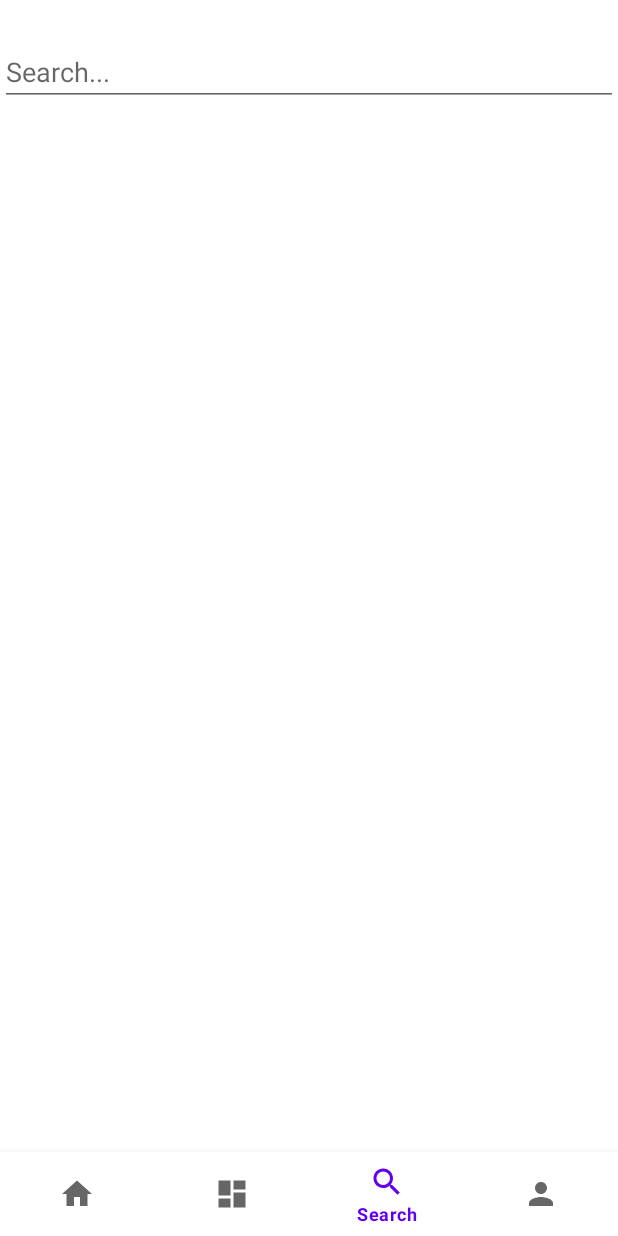
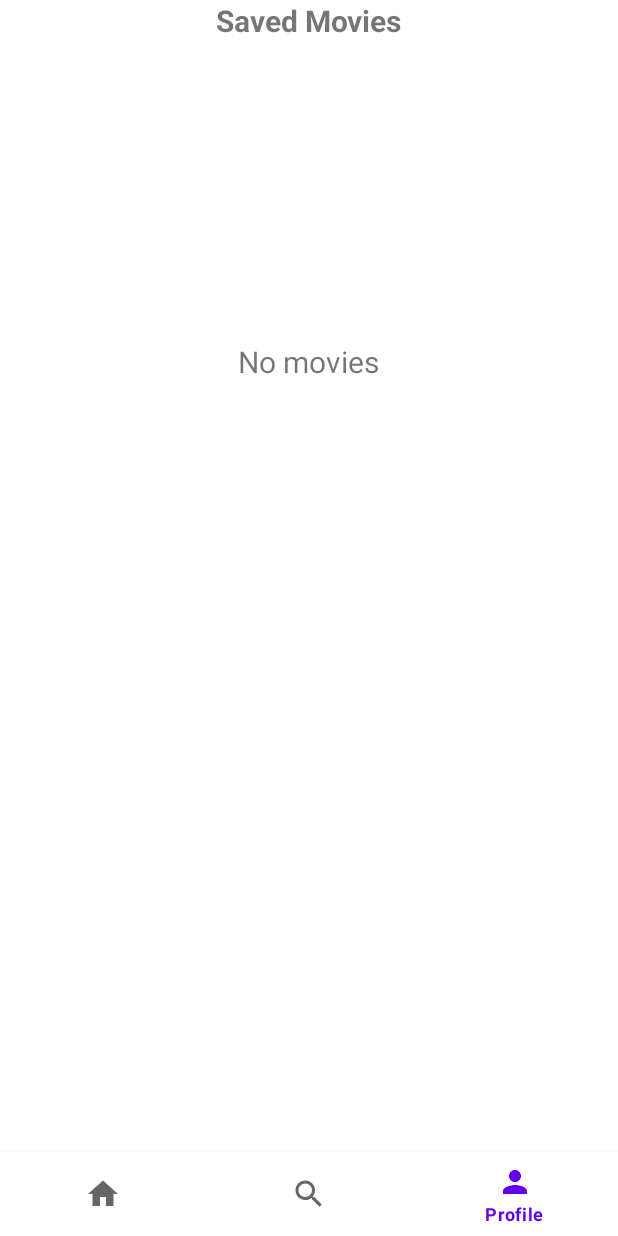
Before and after one commit to Byalko/MovieDB, an Android app: the screen it shows after launch (MainActivity), item 3 of the bottom bar chosen, on a phone screen of 412 x 824 dp. Run offline under Robolectric (Android 15) with nearby library versions, the phone set to English and light mode, and no system bars; our stand-ins replace Dagger/Hilt's generated code, Room's generated code, navigation-ui; pictures from the network do not load; 1 statement that could not run was skipped.

Commit message:
- add database logic (save,delete,getAll)

```diff
--- /dev/null
+++ b/app/src/main/java/com/example/test_diplom/db/MovieDao.kt
@@ -0,0 +1,18 @@
+package com.example.test_diplom.db
+
+import androidx.room.*
+import com.example.test_diplom.data.model.db.DetailFilmDB
+import kotlinx.coroutines.flow.Flow
+
+@Dao
+interface MovieDao {
+
+    @Query("SELECT * FROM movie")
+    fun getAll(): Flow<List<DetailFilmDB>>
+
+    @Insert(onConflict = OnConflictStrategy.REPLACE)
+    suspend fun insert(movie: DetailFilmDB)
+
+    @Delete
+    suspend fun delete(movie: DetailFilmDB)
+}
--- /dev/null
+++ b/app/src/main/java/com/example/test_diplom/db/MovieDatabase.kt
@@ -0,0 +1,11 @@
+package com.example.test_diplom.db
+
+import androidx.room.Database
+import androidx.room.RoomDatabase
+import com.example.test_diplom.data.model.db.DetailFilmDB
+
+@Database(entities = [DetailFilmDB::class], version = 1)
+abstract class MovieDatabase : RoomDatabase() {
+
+    abstract fun movieDao(): MovieDao
+}
--- /dev/null
+++ b/app/src/main/java/com/example/test_diplom/di/DatabaseModule.kt
@@ -0,0 +1,34 @@
+package com.example.test_diplom.di
+
+import android.content.Context
+import androidx.room.Room
+import com.example.test_diplom.db.MovieDatabase
+import com.example.test_diplom.db.MovieDao
+import dagger.Module
+import dagger.Provides
+import dagger.hilt.InstallIn
+import dagger.hilt.android.qualifiers.ApplicationContext
+import dagger.hilt.components.SingletonComponent
+import javax.inject.Singleton
+
+@Module
+@InstallIn(SingletonComponent::class)
+object DatabaseModule {
+
+    @Provides
+    @Singleton
+    fun provideAppDatabase(@ApplicationContext appContext: Context): MovieDatabase {
+        return Room.databaseBuilder(
+            appContext,
+            MovieDatabase::class.java,
+            "movie_db"
+        ).build()
+    }
+
+    @Provides
+    @Singleton
+    fun provideWeatherDao(movieDatabase: MovieDatabase): MovieDao {
+        return movieDatabase.movieDao()
+    }
+
+}
--- /dev/null
+++ b/app/src/main/java/com/example/test_diplom/repository/DatabaseRepository.kt
@@ -0,0 +1,20 @@
+package com.example.test_diplom.repository
+
+import com.example.test_diplom.data.model.db.DetailFilmDB
+import com.example.test_diplom.db.MovieDatabase
+import kotlinx.coroutines.flow.Flow
+import javax.inject.Inject
+
+class DatabaseRepository @Inject constructor(
+    private val db: MovieDatabase
+) {
+
+    suspend fun insert(movie: DetailFilmDB) = db.movieDao().insert(movie)
+
+    suspend fun delete(movie: DetailFilmDB) = db.movieDao().delete(movie)
+
+    val movieFlow: Flow<List<DetailFilmDB>>
+        get() = db.movieDao().getAll()
+
+    fun getSavedFilm() = db.movieDao().getAll()
+}
--- a/app/src/main/java/com/example/test_diplom/ui/profile/ProfileFragment.kt
+++ b/app/src/main/java/com/example/test_diplom/ui/profile/ProfileFragment.kt
@@ -1,20 +1,30 @@
 package com.example.test_diplom.ui.profile
 
 import android.os.Bundle
+import android.os.SystemClock
 import android.view.LayoutInflater
 import android.view.View
 import android.view.ViewGroup
+import androidx.core.os.bundleOf
 import androidx.fragment.app.Fragment
 import androidx.fragment.app.activityViewModels
+import androidx.navigation.fragment.findNavController
+import androidx.recyclerview.widget.ItemTouchHelper
+import androidx.recyclerview.widget.LinearLayoutManager
+import androidx.recyclerview.widget.RecyclerView
+import com.example.test_diplom.R
 import com.example.test_diplom.databinding.FragmentProfileBinding
-import com.example.test_diplom.ui.catalog.CatalogViewModel
+import com.example.test_diplom.ui.search.SearchAdapter
+import com.google.android.material.snackbar.Snackbar
+import kotlinx.coroutines.flow.collect
 
 class ProfileFragment : Fragment() {
 
     private var _binding: FragmentProfileBinding? = null
     private val binding get() = _binding!!
 
-    private val viewModel: CatalogViewModel by activityViewModels()
+    private lateinit var searchAdapter: SearchAdapter
+    private val viewModel: ProfileViewModel by activityViewModels()
 
     override fun onCreateView(
         inflater: LayoutInflater,
@@ -22,7 +32,74 @@ class ProfileFragment : Fragment() {
         savedInstanceState: Bundle?
     ): View? {
         _binding = FragmentProfileBinding.inflate(inflater, container, false)
+        setupRecyclerView()
         return binding.root
+    }
+
+    override fun onViewCreated(view: View, savedInstanceState: Bundle?) {
+        super.onViewCreated(view, savedInstanceState)
+
+        var mLastClickTime = 0L
+        searchAdapter.setOnItemClickListener {
+            if (SystemClock.elapsedRealtime() - mLastClickTime < 1000) {
+                return@setOnItemClickListener
+            }
+            mLastClickTime = SystemClock.elapsedRealtime()
+
+            val bundle = bundleOf("id" to it)
+
+            findNavController().navigate(
+                R.id.action_profileFragment_to_detailFragment,bundle
+            )
+        }
+
+        val itemTouchHelperCallback = object : ItemTouchHelper.SimpleCallback(
+            ItemTouchHelper.UP or ItemTouchHelper.DOWN,
+            ItemTouchHelper.LEFT or ItemTouchHelper.RIGHT
+        ){
+            override fun onMove(
+                recyclerView: RecyclerView,
+                viewHolder: RecyclerView.ViewHolder,
+                target: RecyclerView.ViewHolder
+            ): Boolean {
+                return true
+            }
+
+            override fun onSwiped(viewHolder: RecyclerView.ViewHolder, direction: Int) {
+                val position = viewHolder.adapterPosition
+                val movie = searchAdapter.differ.currentList[position]
+                viewModel.deleteMovie(movie)
+                Snackbar.make(view,"Article delete successfully", Snackbar.LENGTH_LONG).apply {
+                    setAction("Undo"){
+                        viewModel.saveMovie(movie)
+                    }
+                    show()
+                }
+            }
+        }
+
+        ItemTouchHelper(itemTouchHelperCallback).apply{
+            attachToRecyclerView(binding.itemFilm)
+        }
+
+        viewModel.movies.observe(viewLifecycleOwner,{
+            if (it.isNotEmpty()){
+                searchAdapter.differ.submitList(it)
+                binding.message.visibility = View.GONE
+            } else {
+                binding.message.visibility = View.VISIBLE
+                binding.message.text = "No movies"
+                searchAdapter.differ.submitList(emptyList())
+            }
+        })
+    }
+
+    private fun setupRecyclerView() {
+        searchAdapter = SearchAdapter()
+        binding.itemFilm.apply {
+            adapter = searchAdapter
+            layoutManager = LinearLayoutManager(activity)
+        }
     }
 
     override fun onDestroyView() {
--- a/app/src/main/java/com/example/test_diplom/ui/profile/ProfileViewModel.kt
+++ b/app/src/main/java/com/example/test_diplom/ui/profile/ProfileViewModel.kt
@@ -1,7 +1,35 @@
 package com.example.test_diplom.ui.profile
 
-import androidx.lifecycle.ViewModel
+import androidx.lifecycle.*
+import com.example.test_diplom.data.model.db.DetailFilmDB
+import com.example.test_diplom.repository.DatabaseRepository
+import dagger.hilt.android.lifecycle.HiltViewModel
+import kotlinx.coroutines.Dispatchers.IO
+import kotlinx.coroutines.flow.collect
+import kotlinx.coroutines.launch
+import kotlinx.coroutines.withContext
+import javax.inject.Inject
 
-class ProfileViewModel : ViewModel() {
-    // TODO: Implement the ViewModel
+@HiltViewModel
+class ProfileViewModel @Inject constructor(
+    private val databaseRepository: DatabaseRepository
+) : ViewModel() {
+
+    val movies : LiveData<List<DetailFilmDB>> = databaseRepository.movieFlow.asLiveData()
+
+    fun saveMovie(movie:DetailFilmDB){
+        viewModelScope.launch {
+            withContext(IO){
+                databaseRepository.insert(movie)
+            }
+        }
+    }
+
+    fun deleteMovie(movie:DetailFilmDB){
+        viewModelScope.launch {
+            withContext(IO){
+                databaseRepository.delete(movie)
+            }
+        }
+    }
 }
--- a/app/src/main/java/com/example/test_diplom/ui/search/SearchAdapter.kt
+++ b/app/src/main/java/com/example/test_diplom/ui/search/SearchAdapter.kt
@@ -6,6 +6,7 @@ import androidx.recyclerview.widget.AsyncListDiffer
 import androidx.recyclerview.widget.DiffUtil
 import androidx.recyclerview.widget.RecyclerView
 import coil.load
+import com.example.test_diplom.data.model.db.DetailFilmDB
 import com.example.test_diplom.data.model.homeFragment.popular.ItemFilm
 import com.example.test_diplom.data.model.searchFragment.SearchItem
 import com.example.test_diplom.databinding.ItemFilmPreviewBinding
@@ -16,12 +17,12 @@ class SearchAdapter : RecyclerView.Adapter<SearchAdapter.ArticleViewHolder>() {
     class ArticleViewHolder(val binding: ItemFilmPreviewBinding) :
         RecyclerView.ViewHolder(binding.root)
 
-    private val differCallback = object : DiffUtil.ItemCallback<SearchItem>() {
-        override fun areItemsTheSame(oldItem: SearchItem, newItem: SearchItem): Boolean {
+    private val differCallback = object : DiffUtil.ItemCallback<DetailFilmDB>() {
+        override fun areItemsTheSame(oldItem: DetailFilmDB, newItem: DetailFilmDB): Boolean {
             return oldItem.id == newItem.id
         }
 
-        override fun areContentsTheSame(oldItem: SearchItem, newItem: SearchItem): Boolean {
+        override fun areContentsTheSame(oldItem: DetailFilmDB, newItem: DetailFilmDB): Boolean {
             return oldItem == newItem
         }
     }
@@ -42,7 +43,9 @@ class SearchAdapter : RecyclerView.Adapter<SearchAdapter.ArticleViewHolder>() {
         val film = differ.currentList[position]
         holder.apply {
             with(binding) {
-                filmImage.load(DEFAULT_IMAGE_URL + film.poster_path)
+                film.poster_path?.let {
+                    filmImage.load(DEFAULT_IMAGE_URL + film.poster_path)
+                }
                 voteAverage.text = film.vote_average.toString()
                 voteCount.text = film.vote_count.toString()
                 title.text = film.title
--- a/app/src/main/java/com/example/test_diplom/ui/search/SearchFragment.kt
+++ b/app/src/main/java/com/example/test_diplom/ui/search/SearchFragment.kt
@@ -13,6 +13,7 @@ import androidx.fragment.app.activityViewModels
 import androidx.navigation.fragment.findNavController
 import androidx.recyclerview.widget.LinearLayoutManager
 import com.example.test_diplom.R
+import com.example.test_diplom.data.model.searchFragment.toDetailFilmDB
 import com.example.test_diplom.databinding.FragmentSearchBinding
 import com.example.test_diplom.util.Resource
 import kotlinx.coroutines.Job
@@ -74,8 +75,8 @@ class SearchFragment : Fragment() {
             when (it) {
                 is Resource.Success -> {
                     hideProgressBar()
-                    it.data?.let {
-                        searchAdapter.differ.submitList(it.results)
+                    it.data?.let { movieList ->
+                        searchAdapter.differ.submitList(movieList.results.map { it.toDetailFilmDB() }.filter { it.poster_path!="null" })
                     }
                 }
                 is Resource.Loading -> {
--- a/app/src/main/res/layout/fragment_profile.xml
+++ b/app/src/main/res/layout/fragment_profile.xml
@@ -1,13 +1,39 @@
 <?xml version="1.0" encoding="utf-8"?>
-<FrameLayout xmlns:android="http://schemas.android.com/apk/res/android"
+<LinearLayout xmlns:android="http://schemas.android.com/apk/res/android"
     xmlns:tools="http://schemas.android.com/tools"
     android:layout_width="match_parent"
     android:layout_height="match_parent"
+    android:orientation="vertical"
+    android:fitsSystemWindows="true"
+    xmlns:app="http://schemas.android.com/apk/res-auto"
     tools:context=".ui.profile.ProfileFragment">
 
     <TextView
+        android:id="@+id/title"
+        android:layout_width="wrap_content"
+        android:layout_height="wrap_content"
+        android:layout_gravity="center"
+        android:textSize="20sp"
+        android:textStyle="bold"
+        android:text="Saved Movies" />
+
+    <TextView
+        android:id="@+id/message"
+        android:layout_width="wrap_content"
+        android:layout_height="wrap_content"
+        android:layout_gravity="center"
+        android:textSize="20sp"
+        android:visibility="gone"
+        android:layout_marginTop="200dp"
+        tools:text="Saved Movies" />
+
+    <androidx.recyclerview.widget.RecyclerView
+        android:id="@+id/item_film"
         android:layout_width="match_parent"
-        android:layout_height="match_parent"
-        android:text="Hello profile" />
+        android:layout_height="0dp"
+        android:layout_weight="1"
+        android:paddingBottom="50dp"
+        android:clipToPadding="false"
+        tools:layout_editor_absoluteX="0dp" />
 
-</FrameLayout>
+</LinearLayout>
--- a/app/src/main/res/menu/menu_bottom.xml
+++ b/app/src/main/res/menu/menu_bottom.xml
@@ -4,9 +4,6 @@
     <item android:id="@+id/homeFragment"
         android:icon="@drawable/ic_bottom_nav_home"
         android:title="@string/nav_menu_home"/>
-    <item android:id="@+id/catalogFragment"
-        android:icon="@drawable/ic_bottom_nav_dashboard"
-        android:title="@string/nav_menu_catalog"/>
     <item android:id="@+id/searchFragment"
         android:icon="@drawable/ic_bottom_nav_search"
         android:title="@string/nav_menu_search"/>
--- a/app/src/main/res/navigation/bottom_nav_graph.xml
+++ b/app/src/main/res/navigation/bottom_nav_graph.xml
@@ -15,11 +15,6 @@
             app:launchSingleTop="true" />
     </fragment>
     <fragment
-        android:id="@+id/catalogFragment"
-        android:name="com.example.test_diplom.ui.catalog.CatalogFragment"
-        android:label="fragment_catalog"
-        tools:layout="@layout/fragment_catalog" />
-    <fragment
         android:id="@+id/searchFragment"
         android:name="com.example.test_diplom.ui.search.SearchFragment"
         android:label="fragment_search"
@@ -28,11 +23,6 @@
             android:id="@+id/action_searchFragment_to_detailFragment"
             app:destination="@id/detailFragment" />
     </fragment>
-    <fragment
-        android:id="@+id/profileFragment"
-        android:name="com.example.test_diplom.ui.profile.ProfileFragment"
-        android:label="fragment_profile"
-        tools:layout="@layout/fragment_profile" />
     <fragment
         android:id="@+id/detailFragment"
         android:name="com.example.test_diplom.ui.detail.DetailFragment"
@@ -48,4 +38,13 @@
             android:id="@+id/action_detailFragment_self"
             app:destination="@id/detailFragment" />
     </fragment>
+    <fragment
+        android:id="@+id/profileFragment"
+        android:name="com.example.test_diplom.ui.profile.ProfileFragment"
+        android:label="fragment_profile"
+        tools:layout="@layout/fragment_profile" >
+        <action
+            android:id="@+id/action_profileFragment_to_detailFragment"
+            app:destination="@id/detailFragment" />
+    </fragment>
 </navigation>
```
Also changed, not shown: app/build.gradle (+9 -0 lines), app/src/main/java/com/example/test_diplom/data/model/db/DetailFilmDB.kt (added, +29 -0 lines), app/src/main/java/com/example/test_diplom/data/model/searchFragment/SearchItem.kt (+13 -0 lines), app/src/main/java/com/example/test_diplom/ui/catalog/CatalogFragment.kt (deleted, +0 -93 lines), app/src/main/java/com/example/test_diplom/ui/catalog/CatalogViewModel.kt (deleted, +0 -52 lines), app/src/main/java/com/example/test_diplom/ui/detail/DetailFragment.kt (+7 -0 lines), app/src/main/java/com/example/test_diplom/ui/detail/DetailViewModel.kt (+13 -5 lines), app/src/main/res/layout/detail_fragment.xml (+13 -0 lines).
